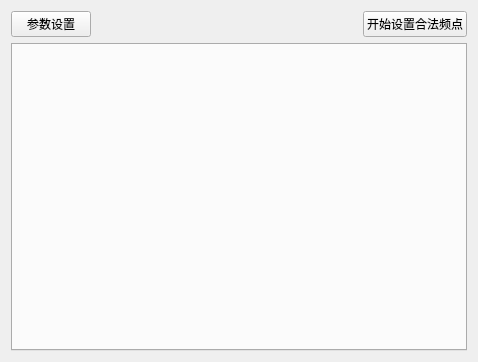
Above: ui/wbsignaldetectwidget.ui from nayouta/WBSignalDetectWidgetDll before the change. Below: the same form after it.
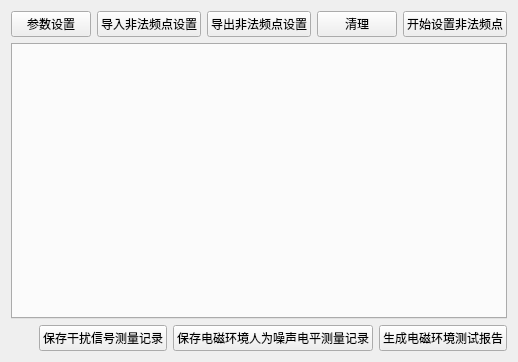
That is the form after the change.

Commit message: 新增生成excel文档的相关逻辑，增加依赖的qxlsx第三方库源码，增加合法非法信号配置读写功能

Patch:
```diff
--- a/ui/wbsignaldetectwidget.ui
+++ b/ui/wbsignaldetectwidget.ui
@@ -14,8 +14,8 @@
    <string>Form</string>
   </property>
   <layout class="QGridLayout" name="gridLayout">
-   <item row="0" column="0">
-    <layout class="QHBoxLayout" name="horizontalLayout" stretch="0,1,0">
+   <item row="0" column="0" colspan="2">
+    <layout class="QHBoxLayout" name="horizontalLayout" stretch="0,1,0,0,0,0">
      <item>
       <widget class="QPushButton" name="pushButton_ParamSet">
        <property name="text">
@@ -36,10 +36,31 @@
        </property>
       </spacer>
      </item>
+     <item>
+      <widget class="QPushButton" name="pushButton_importLegal">
+       <property name="text">
+        <string>导入非法频点设置</string>
+       </property>
+      </widget>
+     </item>
+     <item>
+      <widget class="QPushButton" name="pushButton_ExportLegal">
+       <property name="text">
+        <string>导出非法频点设置</string>
+       </property>
+      </widget>
+     </item>
+     <item>
+      <widget class="QPushButton" name="pushButton_cleanAllData">
+       <property name="text">
+        <string>清理</string>
+       </property>
+      </widget>
+     </item>
      <item>
       <widget class="QPushButton" name="pushButton_setLegalFreq">
        <property name="text">
-        <string>开始设置合法频点</string>
+        <string>开始设置非法频点</string>
        </property>
        <property name="checkable">
         <bool>true</bool>
@@ -48,13 +69,51 @@
      </item>
     </layout>
    </item>
-   <item row="1" column="0">
+   <item row="1" column="0" colspan="2">
     <widget class="QTabWidget" name="tabWidget_SignalDetectTable">
      <property name="currentIndex">
       <number>-1</number>
      </property>
     </widget>
    </item>
+   <item row="2" column="1">
+    <layout class="QHBoxLayout" name="horizontalLayout_2">
+     <item>
+      <spacer name="horizontalSpacer_2">
+       <property name="orientation">
+        <enum>Qt::Horizontal</enum>
+       </property>
+       <property name="sizeHint" stdset="0">
+        <size>
+         <width>40</width>
+         <height>20</height>
+        </size>
+       </property>
+      </spacer>
+     </item>
+     <item>
+      <widget class="QPushButton" name="pushButton_GenerateDisturbSIgnal">
+       <property name="text">
+        <string>保存干扰信号测量记录</string>
+       </property>
+      </widget>
+     </item>
+     <item>
+      <widget class="QPushButton" name="pushButton_GenerateManMadeNoise">
+       <property name="text">
+        <string>保存电磁环境人为噪声电平测量记录</string>
+       </property>
+      </widget>
+     </item>
+     <item>
+      <widget class="QPushButton" name="pushButton_GenerateElecEnvReport">
+       <property name="text">
+        <string>生成电磁环境测试报告</string>
+       </property>
+      </widget>
+     </item>
+    </layout>
+   </item>
   </layout>
  </widget>
  <resources/>
```
The commit also changes 92 other files.
